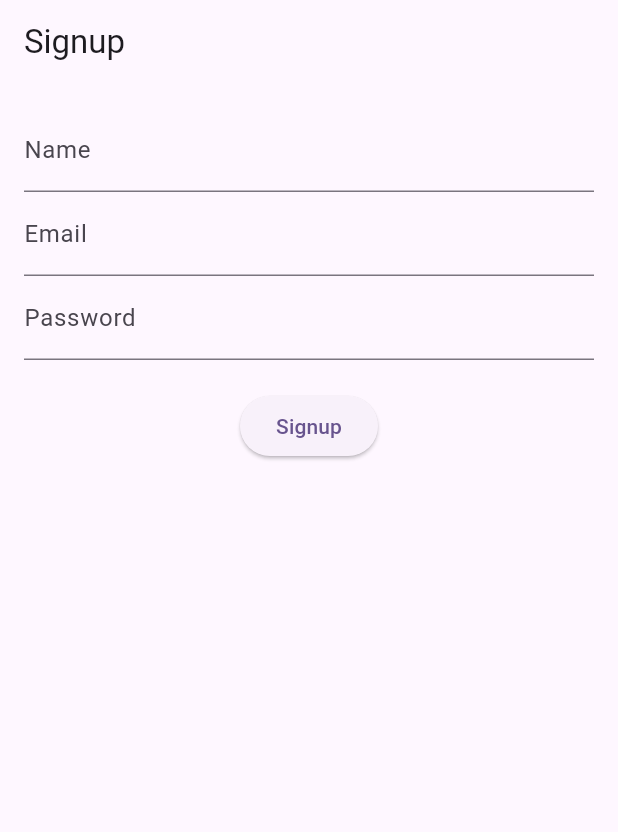
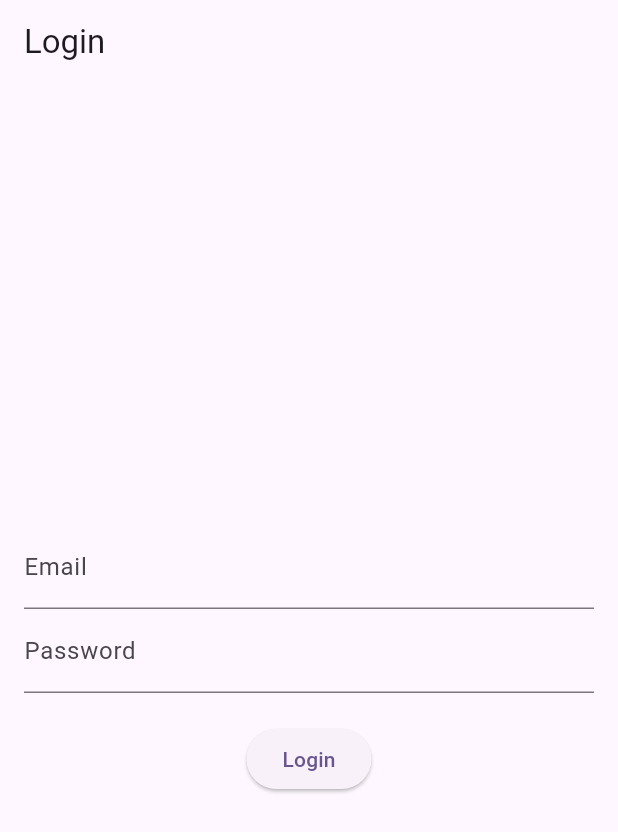
Before and after one commit to PatrickLyonsISD/Smartrecycle, a Flutter app: the screen it shows after launch, on a phone screen of 412 x 824 dp. Shown: the top 832 px of the screen. Run offline on Flutter 3.47's test engine with Material 3 defaults, Android fonts, the phone set to English and light mode, and no system bars; our stand-ins replace firebase_auth, firebase_core, firebase_database; accounts and stored records are empty.

Commit message:
login done

```diff
--- /dev/null
+++ b/lib/Login.dart
@@ -0,0 +1,60 @@
+import 'package:flutter/material.dart';
+import 'package:firebase_auth/firebase_auth.dart';
+import 'Home.dart';
+
+class LoginScreen extends StatefulWidget {
+  @override
+  _LoginScreenState createState() => _LoginScreenState();
+}
+
+class _LoginScreenState extends State<LoginScreen> {
+  final _emailController = TextEditingController();
+  final _passwordController = TextEditingController();
+  final _auth = FirebaseAuth.instance;
+
+  void _login() async {
+    try {
+      final userCredential = await _auth.signInWithEmailAndPassword(
+        email: _emailController.text.trim(),
+        password: _passwordController.text.trim(),
+      );
+      if (userCredential.user != null) {
+        Navigator.pushReplacement(
+          context,
+          MaterialPageRoute(builder: (context) => HomeScreen()),
+        );
+      }
+    } on FirebaseAuthException catch (e) {
+      print(e);
+    }
+  }
+
+  @override
+  Widget build(BuildContext context) {
+    return Scaffold(
+      appBar: AppBar(title: Text('Login')),
+      body: Padding(
+        padding: EdgeInsets.all(16.0),
+        child: Column(
+          mainAxisAlignment: MainAxisAlignment.center,
+          children: <Widget>[
+            TextField(
+              controller: _emailController,
+              decoration: InputDecoration(labelText: 'Email'),
+            ),
+            TextField(
+              controller: _passwordController,
+              decoration: InputDecoration(labelText: 'Password'),
+              obscureText: true,
+            ),
+            SizedBox(height: 20),
+            ElevatedButton(
+              onPressed: _login,
+              child: Text('Login'),
+            ),
+          ],
+        ),
+      ),
+    );
+  }
+}
--- a/lib/main.dart
+++ b/lib/main.dart
@@ -2,6 +2,7 @@ import 'package:flutter/material.dart';
 import 'package:firebase_core/firebase_core.dart';
 import 'package:smartrecycle/SignupScreen.dart';
 
+import 'Login.dart';
 import 'firebase_options.dart';
 
 void main() async {
@@ -22,7 +23,7 @@ class MyApp extends StatelessWidget {
         colorScheme: ColorScheme.fromSeed(seedColor: Colors.deepPurple),
         useMaterial3: true,
       ),
-      home: SignupScreen(),
+      home: LoginScreen(),
     );
   }
 }
```
Also changed, not shown: lib/Home.dart (added, +15 -0 lines).
